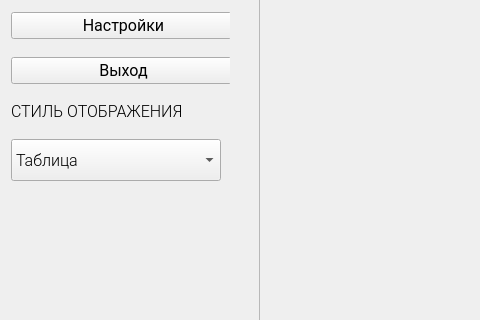
Before: the Qt Designer form design/mainwindow_d.ui in yurii-bel/project_2021, drawn with Qt 5; both pictures show x 0 to 480 and y 182 to 502 of the 1280 by 768 pixel window.
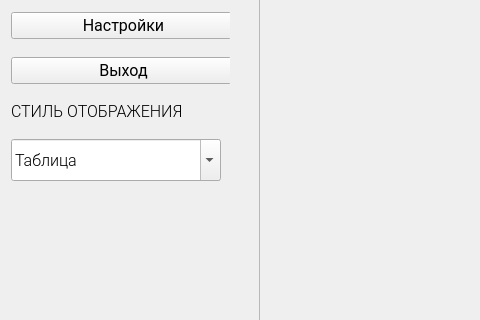
After: the same form once the commit is applied. Icons and pictures are not drawn.

What changed in the file:
```diff
--- a/design/mainwindow_d.ui
+++ b/design/mainwindow_d.ui
@@ -290,6 +290,9 @@
              <pointsize>12</pointsize>
             </font>
            </property>
+           <property name="editable">
+            <bool>true</bool>
+           </property>
            <property name="currentText">
             <string>Таблица</string>
            </property>
```
